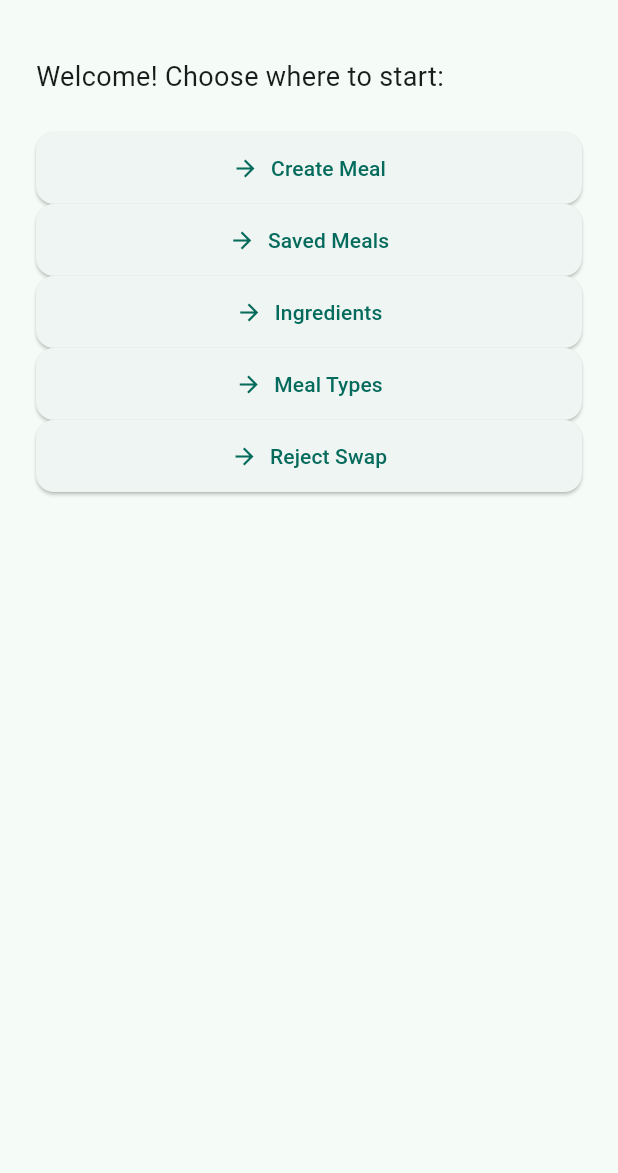
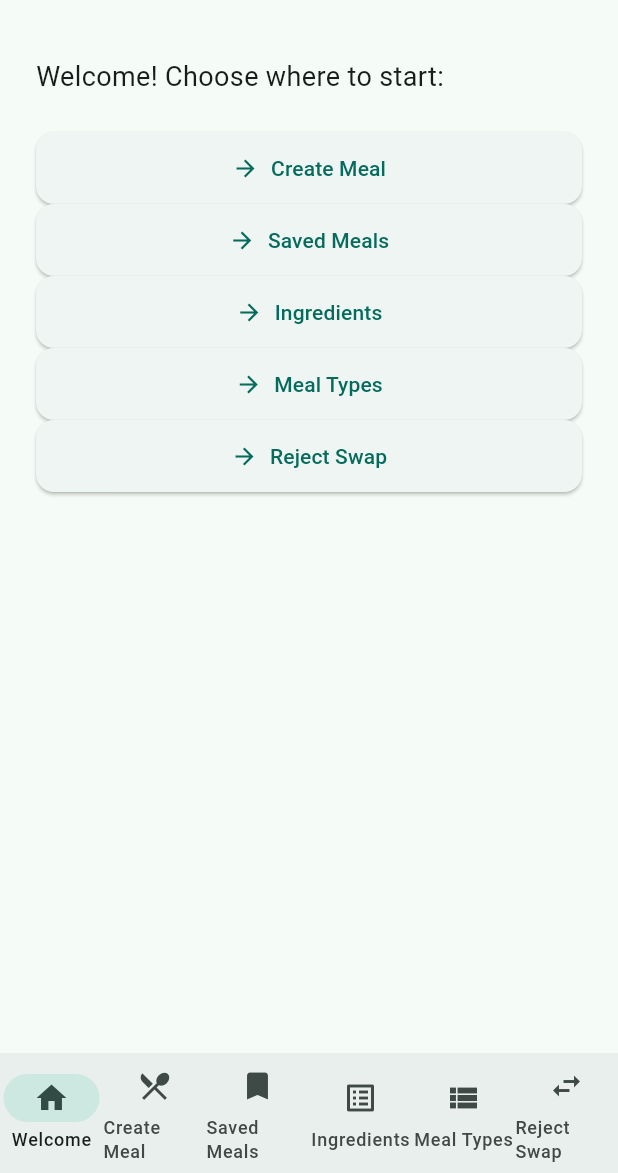
Before and after one commit to maximumsofty/meal_planner_app_local_version, a Flutter app: the screen it shows after launch, on a phone screen of 412 x 824 dp, the part 63-1236 px from its top. Run offline on Flutter 3.47's test engine with Material 3 defaults, Android fonts, the light colour scheme and no system bars; our stand-ins replace go_router, shared_preferences.

Commit message:
Add Flutter web support with go_router and responsive shell

```diff
--- /dev/null
+++ b/lib/app_router.dart
@@ -0,0 +1,157 @@
+import 'package:flutter/material.dart';
+import 'package:go_router/go_router.dart';
+
+import 'models/meal.dart';
+import 'screens/create_meal_screen.dart';
+import 'screens/ingredients_screen.dart';
+import 'screens/meal_types_screen.dart';
+import 'screens/reject_swap_screen.dart';
+import 'screens/saved_meals_screen.dart';
+import 'screens/welcome_screen.dart';
+
+class AppRouter {
+  AppRouter();
+
+  late final GoRouter router = GoRouter(
+    initialLocation: '/',
+    routes: [
+      ShellRoute(
+        builder: (context, state, child) =>
+            _AppShell(location: state.uri.path, child: child),
+        routes: [
+          GoRoute(
+            path: '/',
+            name: 'welcome',
+            pageBuilder: (context, state) =>
+                const NoTransitionPage(child: WelcomeScreen()),
+          ),
+          GoRoute(
+            path: '/create',
+            name: 'create',
+            pageBuilder: (context, state) {
+              final meal = state.extra is Meal ? state.extra as Meal : null;
+              return NoTransitionPage(
+                child: CreateMealScreen(initialMeal: meal),
+              );
+            },
+          ),
+          GoRoute(
+            path: '/saved',
+            name: 'saved',
+            pageBuilder: (context, state) =>
+                const NoTransitionPage(child: SavedMealsScreen()),
+          ),
+          GoRoute(
+            path: '/ingredients',
+            name: 'ingredients',
+            pageBuilder: (context, state) =>
+                const NoTransitionPage(child: IngredientsScreen()),
+          ),
+          GoRoute(
+            path: '/meal-types',
+            name: 'mealTypes',
+            pageBuilder: (context, state) =>
+                const NoTransitionPage(child: MealTypesScreen()),
+          ),
+          GoRoute(
+            path: '/reject',
+            name: 'rejectSwap',
+            pageBuilder: (context, state) =>
+                const NoTransitionPage(child: RejectSwapScreen()),
+          ),
+        ],
+      ),
+    ],
+  );
+}
+
+class _NavItem {
+  final String path;
+  final String label;
+  final IconData icon;
+
+  const _NavItem({required this.path, required this.label, required this.icon});
+}
+
+const _navItems = [
+  _NavItem(path: '/', label: 'Welcome', icon: Icons.home),
+  _NavItem(path: '/create', label: 'Create Meal', icon: Icons.restaurant_menu),
+  _NavItem(path: '/saved', label: 'Saved Meals', icon: Icons.bookmark),
+  _NavItem(path: '/ingredients', label: 'Ingredients', icon: Icons.list_alt),
+  _NavItem(path: '/meal-types', label: 'Meal Types', icon: Icons.view_list),
+  _NavItem(path: '/reject', label: 'Reject Swap', icon: Icons.swap_horiz),
+];
+
+class _AppShell extends StatelessWidget {
+  const _AppShell({required this.location, required this.child});
+
+  final String location;
+  final Widget child;
+
+  int get _currentIndex {
+    final match = _navItems.indexWhere((item) {
+      if (item.path == '/') return location == '/';
+      return location.startsWith(item.path);
+    });
+    return match >= 0 ? match : 0;
+  }
+
+  void _onSelect(BuildContext context, int index) {
+    final target = _navItems[index].path;
+    if (target != location) {
+      context.go(target);
+    }
+  }
+
+  @override
+  Widget build(BuildContext context) {
+    final useRail = MediaQuery.of(context).size.width >= 900;
+    final centeredChild = Center(
+      child: ConstrainedBox(
+        constraints: const BoxConstraints(maxWidth: 1100),
+        child: child,
+      ),
+    );
+
+    if (useRail) {
+      return Scaffold(
+        body: Row(
+          children: [
+            SafeArea(
+              child: NavigationRail(
+                selectedIndex: _currentIndex,
+                onDestinationSelected: (index) => _onSelect(context, index),
+                labelType: NavigationRailLabelType.all,
+                destinations: _navItems
+                    .map(
+                      (item) => NavigationRailDestination(
+                        icon: Icon(item.icon),
+                        label: Text(item.label),
+                      ),
+                    )
+                    .toList(),
+              ),
+            ),
+            Expanded(child: centeredChild),
+          ],
+        ),
+      );
+    }
+
+    return Scaffold(
+      body: centeredChild,
+      bottomNavigationBar: NavigationBar(
+        selectedIndex: _currentIndex,
+        onDestinationSelected: (index) => _onSelect(context, index),
+        destinations: _navItems
+            .map(
+              (item) => NavigationDestination(
+                icon: Icon(item.icon),
+                label: item.label,
+              ),
+            )
+            .toList(),
+      ),
+    );
+  }
+}
--- a/lib/screens/saved_meals_screen.dart
+++ b/lib/screens/saved_meals_screen.dart
@@ -4,9 +4,9 @@
 // delete meal, view read-only details.
 
 import 'package:flutter/material.dart';
+import 'package:go_router/go_router.dart';
 import '../models/meal.dart';
 import '../services/meal_service.dart';
-import 'create_meal_screen.dart';
 
 class SavedMealsScreen extends StatefulWidget {
   const SavedMealsScreen({super.key});
@@ -132,9 +132,7 @@ class _SavedMealsScreenState extends State<SavedMealsScreen> {
   }
 
   Future<void> _editMeal(Meal meal) async {
-    await Navigator.of(context).push(
-      MaterialPageRoute(builder: (_) => CreateMealScreen(initialMeal: meal)),
-    );
+    await context.push('/create', extra: meal);
     _load();
     setState(() {});
   }
--- a/lib/screens/welcome_screen.dart
+++ b/lib/screens/welcome_screen.dart
@@ -1,12 +1,8 @@
 // lib/screens/welcome_screen.dart
 import 'package:flutter/material.dart';
+import 'package:go_router/go_router.dart';
 
 // import the screens you want to navigate to
-import 'ingredients_screen.dart';
-import 'meal_types_screen.dart';
-import 'create_meal_screen.dart';
-import 'saved_meals_screen.dart';
-import 'reject_swap_screen.dart';
 
 class WelcomeScreen extends StatelessWidget {
   const WelcomeScreen({super.key});
@@ -14,15 +10,11 @@ class WelcomeScreen extends StatelessWidget {
   @override
   Widget build(BuildContext context) {
     // helper to avoid repeating boilerplate
-    ElevatedButton navButton(
-      String label,
-      Widget screen,
-    ) => ElevatedButton.icon(
+    ElevatedButton navButton(String label, String path) => ElevatedButton.icon(
       icon: const Icon(Icons.arrow_forward),
       label: Text(label),
       style: ElevatedButton.styleFrom(minimumSize: const Size.fromHeight(48)),
-      onPressed: () =>
-          Navigator.push(context, MaterialPageRoute(builder: (_) => screen)),
+      onPressed: () => context.go(path),
     );
 
     return Scaffold(
@@ -37,11 +29,11 @@ class WelcomeScreen extends StatelessWidget {
               style: TextStyle(fontSize: 18),
             ),
             const SizedBox(height: 24),
-            navButton('Create Meal', const CreateMealScreen()),
-            navButton('Saved Meals', const SavedMealsScreen()), // NEW
-            navButton('Ingredients', const IngredientsScreen()),
-            navButton('Meal Types', const MealTypesScreen()),
-            navButton('Reject Swap', const RejectSwapScreen()),
+            navButton('Create Meal', '/create'),
+            navButton('Saved Meals', '/saved'), // NEW
+            navButton('Ingredients', '/ingredients'),
+            navButton('Meal Types', '/meal-types'),
+            navButton('Reject Swap', '/reject'),
           ],
         ),
       ),
--- a/pubspec.yaml
+++ b/pubspec.yaml
@@ -33,6 +33,7 @@ dependencies:
     sdk: flutter
   shared_preferences: ^2.1.0
   cupertino_icons: ^1.0.8
+  go_router: ^14.2.0
 
 dev_dependencies:
   flutter_test:
```
Also changed, not shown: lib/main.dart (+5 -60 lines), pubspec.lock, 9 other files.
